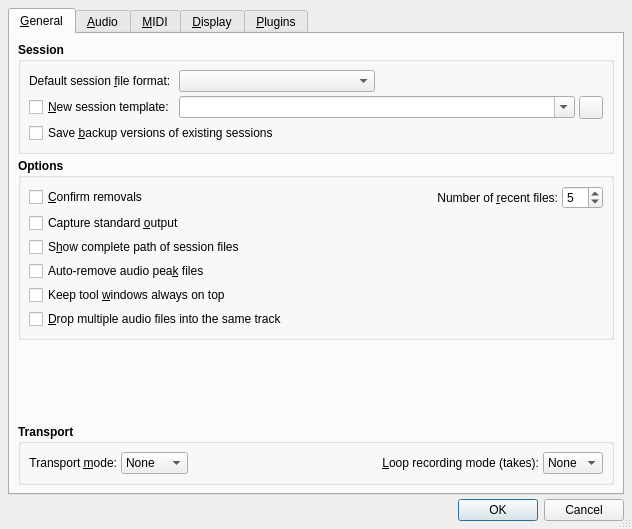
Before: the Qt Designer form src/qtractorOptionsForm.ui in rncbc/qtractor, drawn with Qt 5.
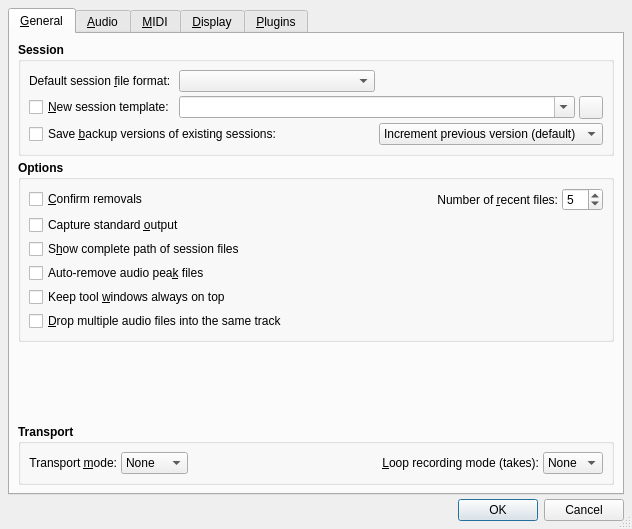
After: the same form once the commit is applied. Icons and pictures are not drawn.

Commit message: - Auto-incremental version numbering of backup session files;   brand new versioning mode option added. (EXPERIMENTAL)

Diff of the .ui file:
```diff
--- a/src/qtractorOptionsForm.ui
+++ b/src/qtractorOptionsForm.ui
@@ -188,7 +188,7 @@
             </property>
            </widget>
           </item>
-          <item row="2" column="0" colspan="3">
+		  <item row="2" column="0" colspan="2">
            <widget class="QCheckBox" name="SessionBackupCheckBox">
             <property name="font">
              <font>
@@ -200,11 +200,34 @@
 			 <string>Whether to save backup versions of existing sessions</string>
             </property>
             <property name="text">
-			 <string>Save &amp;backup versions of existing sessions</string>
+			 <string>Save &amp;backup versions of existing sessions:</string>
             </property>
            </widget>
           </item>
-         </layout>
+		  <item row="2" column="2" colspan="2">
+		   <widget class="QComboBox" name="SessionBackupModeComboBox">
+			<property name="font">
+			 <font>
+			  <weight>50</weight>
+			  <bold>false</bold>
+			 </font>
+			</property>
+			<property name="toolTip">
+			 <string>Which mode to rename versions of existing sessions</string>
+			</property>
+			<item>
+			 <property name="text">
+			  <string>Increment previous version (default)</string>
+			 </property>
+			</item>
+			<item>
+			 <property name="text">
+			  <string>Increment current version</string>
+			 </property>
+			</item>
+		   </widget>
+		  </item>
+		 </layout>
         </widget>
        </item>
        <item>
```
Left out of the diff: 5 changed lines with no effect on the pictures. The commit also changes 12 other files.
